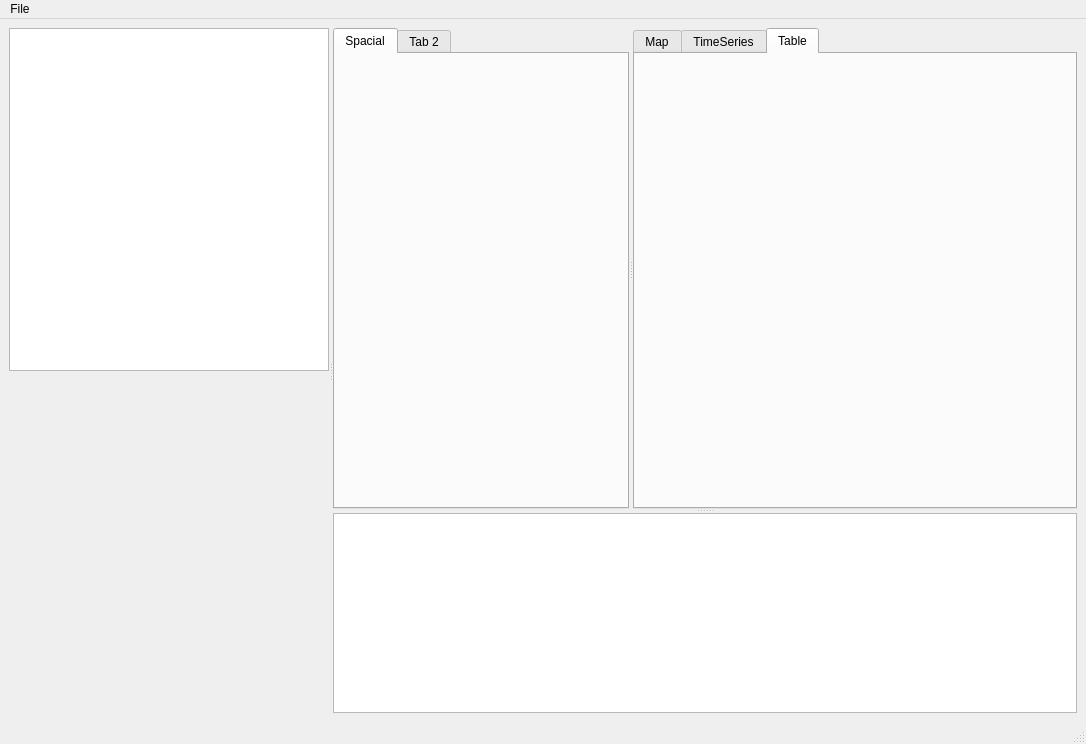
First picture: the form in src/ui_files/ui_ApplicationWindow.ui, repository tripathi-24/magnavis_v4_Interpol_Enhance_Trg, before the edit.
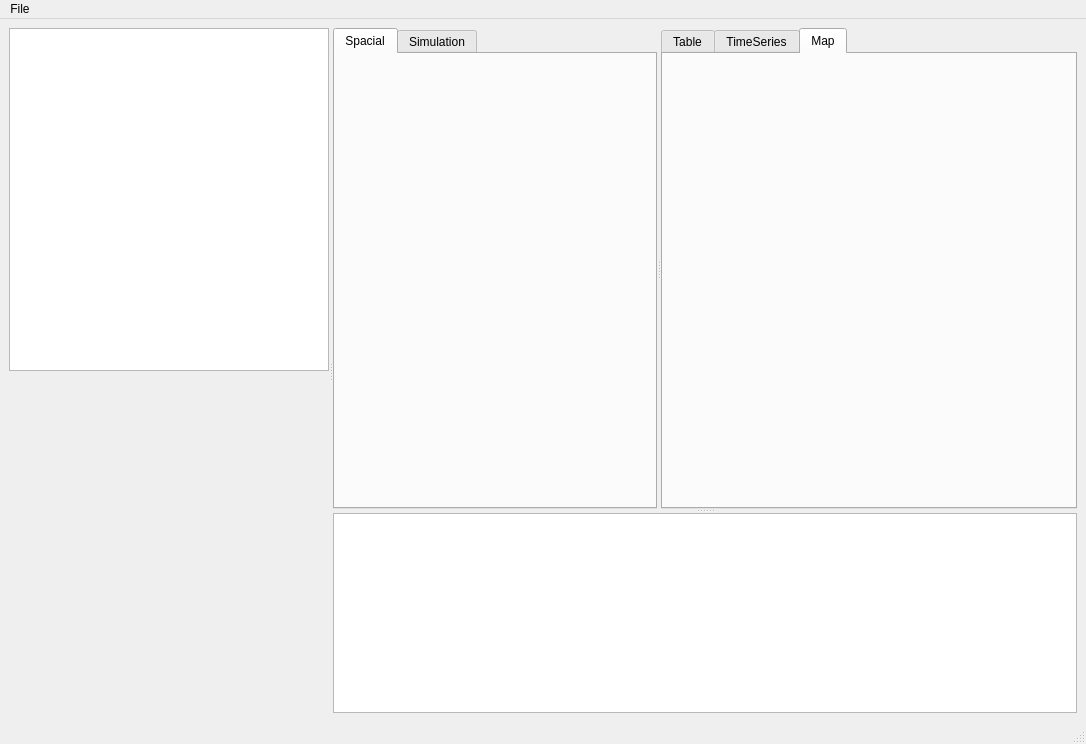
Second picture: the form after the edit.

Commit message: added magnetic timeseries basic ui with default magnetic data

Diff of the .ui file:
```diff
--- a/src/ui_files/ui_ApplicationWindow.ui
+++ b/src/ui_files/ui_ApplicationWindow.ui
@@ -68,7 +68,7 @@
             </widget>
             <widget class="QWidget" name="tab_4">
              <attribute name="title">
-              <string>Tab 2</string>
+              <string>Simulation</string>
              </attribute>
             </widget>
            </widget>
@@ -84,7 +84,7 @@
             </property>
             <widget class="QWidget" name="tab">
              <attribute name="title">
-              <string>Map</string>
+              <string>Table</string>
              </attribute>
             </widget>
             <widget class="QWidget" name="tab_2">
@@ -94,7 +94,7 @@
             </widget>
             <widget class="QWidget" name="tab_5">
              <attribute name="title">
-              <string>Table</string>
+              <string>Map</string>
              </attribute>
             </widget>
            </widget>
```
The commit also changes 2 other files.
